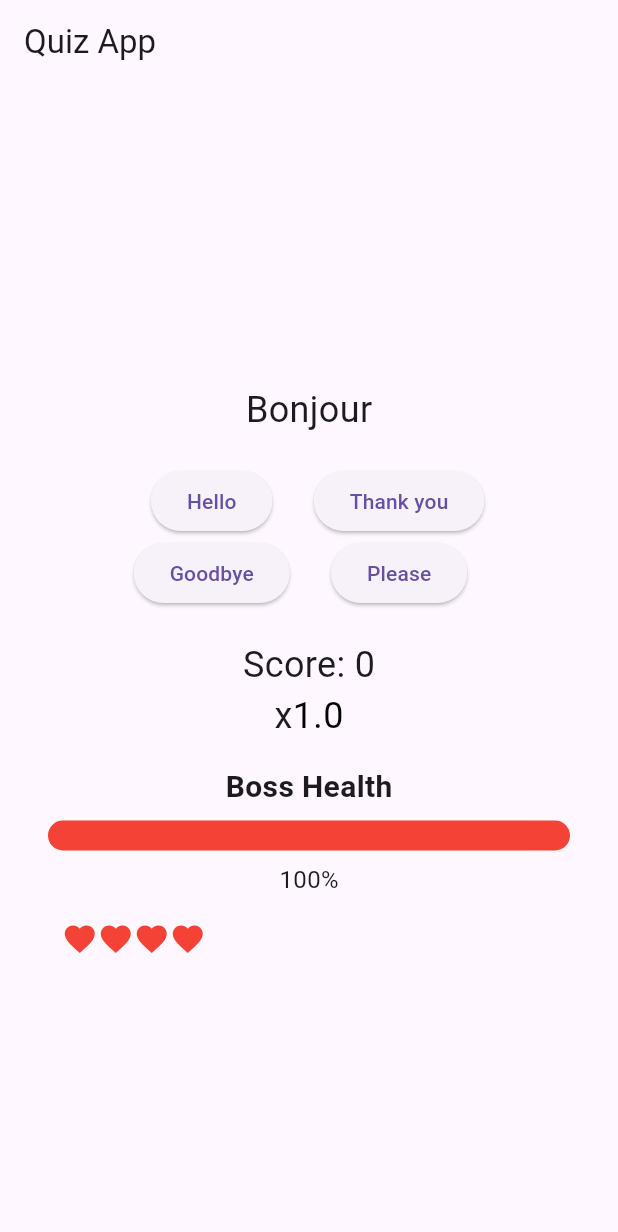
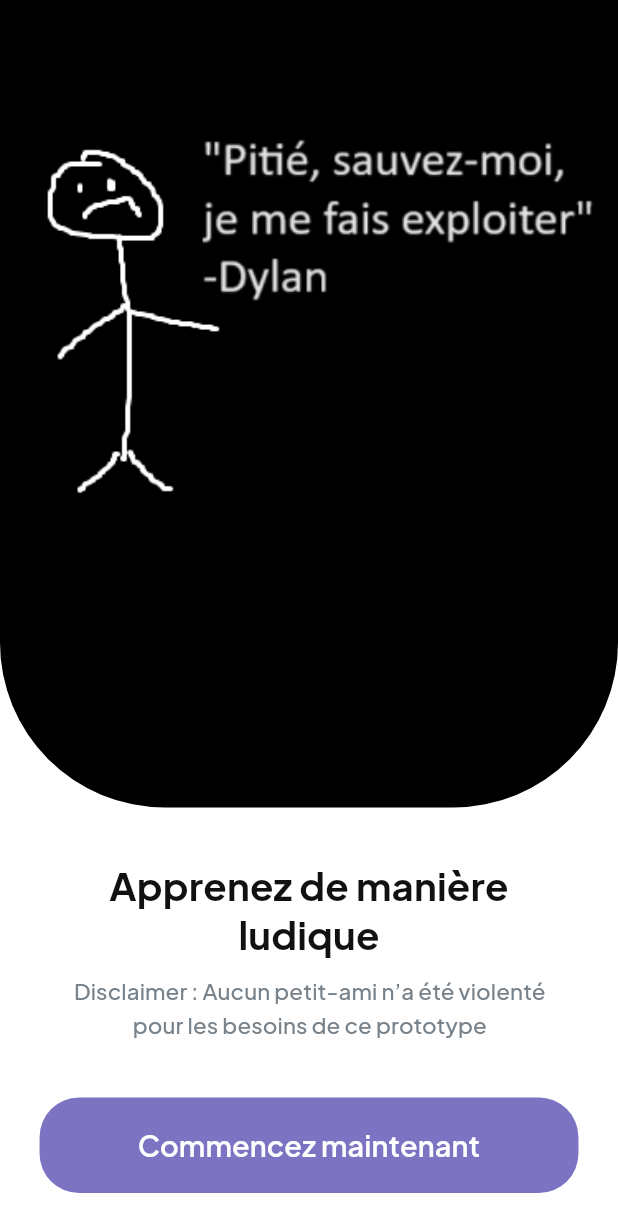
Before and after one commit to Em-N-Emss/FLE-Project-App, a Flutter app: the screen it shows after launch, on a phone screen of 412 x 824 dp. Shown: the top 1232 px of the screen. Run offline on Flutter 3.47's test engine with Material 3 defaults, Android fonts, the light colour scheme and no system bars; our stand-ins replace flutter_svg, google_fonts.

Commit message:
Ajout page + liens

```diff
--- a/lib/main.dart
+++ b/lib/main.dart
@@ -1,6 +1,26 @@
 import 'package:flutter/material.dart';
-import 'french_quizz_app.dart';
+import 'utils/utils.dart';
+import 'utils/home.dart';
 
 void main() {
-  runApp(FrenchQuizApp());
+  runApp(MyApp());
 }
+
+class MyApp extends StatelessWidget {
+	@override
+	Widget build(BuildContext context) {
+	return MaterialApp(
+		title: 'Flutter',
+		debugShowCheckedModeBanner: false,
+    scrollBehavior: MyCustomScrollBehavior(),
+		theme: ThemeData(
+		primarySwatch: Colors.blue,
+		),
+		home: Scaffold(
+		body: SingleChildScrollView(
+			child: Accueil(),
+		),
+		),
+	);
+	}
+}
--- /dev/null
+++ b/lib/utils/home.dart
@@ -0,0 +1,212 @@
+import 'package:flutter/material.dart';
+import 'package:flutter/gestures.dart';
+import 'dart:ui';
+import 'package:google_fonts/google_fonts.dart';
+import 'utils.dart';
+import 'package:fle_project/french_quizz_app.dart';
+
+class Accueil extends StatelessWidget {
+  @override
+  Widget build(BuildContext context) {
+    double baseWidth = 375;
+    double fem = MediaQuery.of(context).size.width / baseWidth;
+    double ffem = fem * 0.97;
+    return Container(
+      width: double.infinity,
+      child: Container(
+        // onboardingHMe (5:79)
+        padding: EdgeInsets.fromLTRB(0 * fem, 0 * fem, 0 * fem, 39 * fem),
+        width: double.infinity,
+        decoration: BoxDecoration(
+          color: Color(0xffffffff),
+        ),
+        child: Column(
+          crossAxisAlignment: CrossAxisAlignment.center,
+          children: [
+            Container(
+              // app1ETE (5:113)
+              margin: EdgeInsets.fromLTRB(0 * fem, 0 * fem, 0 * fem, 32 * fem),
+              width: 381 * fem,
+              height: 490 * fem,
+              child: ClipRRect(
+                borderRadius: BorderRadius.only(
+                  bottomRight: Radius.circular(100 * fem),
+                  bottomLeft: Radius.circular(100 * fem),
+                ),
+                child: Image.asset(
+                  'assets/app.png',
+                  fit: BoxFit.cover,
+                ),
+              ),
+            ),
+            Container(
+              // contenttXn (5:87)
+              margin: EdgeInsets.fromLTRB(24 * fem, 0 * fem, 24 * fem, 0 * fem),
+              width: double.infinity,
+              child: Column(
+                crossAxisAlignment: CrossAxisAlignment.center,
+                children: [
+                  Container(
+                    // group1000003277cig (5:89)
+                    margin: EdgeInsets.fromLTRB(
+                        15 * fem, 0 * fem, 14 * fem, 33 * fem),
+                    width: double.infinity,
+                    child: Column(
+                      crossAxisAlignment: CrossAxisAlignment.center,
+                      children: [
+                        Center(
+                          // apprenezdemanireludiqueX4x (5:90)
+                          child: Container(
+                            margin: EdgeInsets.fromLTRB(
+                                0 * fem, 0 * fem, 1 * fem, 9 * fem),
+                            constraints: BoxConstraints(
+                              maxWidth: 250 * fem,
+                            ),
+                            child: Text(
+                              'Apprenez de manière ludique',
+                              textAlign: TextAlign.center,
+                              style: SafeGoogleFont(
+                                'Plus Jakarta Sans',
+                                fontSize: 24 * ffem,
+                                fontWeight: FontWeight.w700,
+                                height: 1.3333333333 * ffem / fem,
+                                letterSpacing: 0.12 * fem,
+                                color: Color(0xff111111),
+                              ),
+                            ),
+                          ),
+                        ),
+                        Center(
+                          // disclaimeraucunpetitaminatviol (5:91)
+                          child: Container(
+                            constraints: BoxConstraints(
+                              maxWidth: 298 * fem,
+                            ),
+                            child: Text(
+                              'Disclaimer : Aucun petit-ami n’a été violenté pour les besoins de ce prototype',
+                              textAlign: TextAlign.center,
+                              style: SafeGoogleFont(
+                                'Plus Jakarta Sans',
+                                fontSize: 14 * ffem,
+                                fontWeight: FontWeight.w500,
+                                height: 1.5714285714 * ffem / fem,
+                                letterSpacing: 0.07 * fem,
+                                color: Color(0xff78828a),
+                              ),
+                            ),
+                          ),
+                        ),
+                      ],
+                    ),
+                  ),
+                  Container(
+                    // actionKYY (5:92)
+                    width: double.infinity,
+                    child: Column(
+                      crossAxisAlignment: CrossAxisAlignment.center,
+                      children: [
+                        Container(
+                          // labelqWt (I5:94;23:223)
+                          margin: EdgeInsets.fromLTRB(
+                              0 * fem, 0 * fem, 0 * fem, 19 * fem),
+                          child: TextButton(
+                            onPressed: () {
+                               Navigator.push(
+                                  context,
+                                  MaterialPageRoute(builder: (context) => FrenchQuizApp()),
+                                );
+                            },
+                            style: TextButton.styleFrom(
+                              padding: EdgeInsets.zero,
+                            ),
+                            child: Container(
+                              width: double.infinity,
+                              height: 58 * fem,
+                              decoration: BoxDecoration(
+                                color: Color(0xff7c73c3),
+                                borderRadius: BorderRadius.circular(24 * fem),
+                              ),
+                              child: Center(
+                                child: Text(
+                                  'Commencez maintenant',
+                                  style: SafeGoogleFont(
+                                    'Plus Jakarta Sans',
+                                    fontSize: 18 * ffem,
+                                    fontWeight: FontWeight.w600,
+                                    height: 1.4444444444 * ffem / fem,
+                                    letterSpacing: 0.09 * fem,
+                                    color: Color(0xfffefefe),
+                                  ),
+                                ),
+                              ),
+                            ),
+                          ),
+                        ),
+                        Container(
+                          // autogroupqm9wGcC (LvP6UkCxFNdtk3yeRgqm9W)
+                          margin: EdgeInsets.fromLTRB(
+                              54.5 * fem, 0 * fem, 56 * fem, 0 * fem),
+                          width: double.infinity,
+                          child: Row(
+                            crossAxisAlignment: CrossAxisAlignment.center,
+                            children: [
+                              Center(
+                                // pasdecompteymW (5:93)
+                                child: Container(
+                                  margin: EdgeInsets.fromLTRB(
+                                      0 * fem, 0 * fem, 1.5 * fem, 0 * fem),
+                                  child: Text(
+                                    'Pas de compte ? ',
+                                    textAlign: TextAlign.center,
+                                    style: SafeGoogleFont(
+                                      'Plus Jakarta Sans',
+                                      fontSize: 16 * ffem,
+                                      fontWeight: FontWeight.w600,
+                                      height: 1.5 * ffem / fem,
+                                      letterSpacing: 0.08 * fem,
+                                      color: Color(0xff111111),
+                                    ),
+                                  ),
+                                ),
+                              ),
+                              Center(
+                                // tantpisbgH1W (8:120)
+                                child: TextButton(
+                                  onPressed: () {
+                                   Navigator.push(
+                                      context,
+                                      MaterialPageRoute(builder: (context) => FrenchQuizApp()),
+                                    );
+                                  },
+                                  style: TextButton.styleFrom(
+                                    padding: EdgeInsets.zero,
+                                  ),
+                                  child: Text(
+                                    'Tant pis bg',
+                                    textAlign: TextAlign.center,
+                                    style: SafeGoogleFont(
+                                      'Plus Jakarta Sans',
+                                      fontSize: 16 * ffem,
+                                      fontWeight: FontWeight.w600,
+                                      height: 1.5 * ffem / fem,
+                                      letterSpacing: 0.08 * fem,
+                                      color: Color(0xff009b8d),
+                                    ),
+                                  ),
+                                ),
+                              ),
+                            ],
+                          ),
+                        ),
+                      ],
+                    ),
+                  ),
+                ],
+              ),
+            ),
+          ],
+        ),
+      ),
+    );
+  }
+}
--- /dev/null
+++ b/lib/utils/utils.dart
@@ -0,0 +1,82 @@
+import 'package:flutter/material.dart';
+import 'dart:ui';
+import 'package:google_fonts/google_fonts.dart';
+
+class MyCustomScrollBehavior extends MaterialScrollBehavior {
+  @override
+  Set<PointerDeviceKind> get dragDevices => {
+        PointerDeviceKind.touch,
+        PointerDeviceKind.mouse,
+      };
+}
+
+TextStyle SafeGoogleFont(
+  String fontFamily, {
+  TextStyle? textStyle,
+  Color? color,
+  Color? backgroundColor,
+  double? fontSize,
+  FontWeight? fontWeight,
+  FontStyle? fontStyle,
+  double? letterSpacing,
+  double? wordSpacing,
+  TextBaseline? textBaseline,
+  double? height,
+  Locale? locale,
+  Paint? foreground,
+  Paint? background,
+  List<Shadow>? shadows,
+  List<FontFeature>? fontFeatures,
+  TextDecoration? decoration,
+  Color? decorationColor,
+  TextDecorationStyle? decorationStyle,
+  double? decorationThickness,
+}) {
+  try {
+    return GoogleFonts.getFont(
+      fontFamily,
+      textStyle: textStyle,
+      color: color,
+      backgroundColor: backgroundColor,
+      fontSize: fontSize,
+      fontWeight: fontWeight,
+      fontStyle: fontStyle,
+      letterSpacing: letterSpacing,
+      wordSpacing: wordSpacing,
+      textBaseline: textBaseline,
+      height: height,
+      locale: locale,
+      foreground: foreground,
+      background: background,
+      shadows: shadows,
+      fontFeatures: fontFeatures,
+      decoration: decoration,
+      decorationColor: decorationColor,
+      decorationStyle: decorationStyle,
+      decorationThickness: decorationThickness,
+    );
+  } catch (ex) {
+    return GoogleFonts.getFont(
+      "Source Sans Pro",
+      textStyle: textStyle,
+      color: color,
+      backgroundColor: backgroundColor,
+      fontSize: fontSize,
+      fontWeight: fontWeight,
+      fontStyle: fontStyle,
+      letterSpacing: letterSpacing,
+      wordSpacing: wordSpacing,
+      textBaseline: textBaseline,
+      height: height,
+      locale: locale,
+      foreground: foreground,
+      background: background,
+      shadows: shadows,
+      fontFeatures: fontFeatures,
+      decoration: decoration,
+      decorationColor: decorationColor,
+      decorationStyle: decorationStyle,
+      decorationThickness: decorationThickness,
+    );
+  }
+}
--- a/pubspec.yaml
+++ b/pubspec.yaml
@@ -41,6 +41,9 @@ dependencies:
   # Add animation
   flutter_sequence_animation: ^4.0.0
 
+  # Add font
+  google_fonts: ^6.1.0
+
 
   # The following adds the Cupertino Icons font to your application.
   # Use with the CupertinoIcons class for iOS style icons.
@@ -75,6 +78,7 @@ flutter:
   assets:
     - assets/broken_heart_SVG.svg
     - assets/half-heart.svg
+    - assets/app.png
   # An image asset can refer to one or more resolution-specific "variants", see
   # https://flutter.dev/assets-and-images/#resolution-aware
 
```
Also changed, not shown: assets/app.png (added), pubspec.lock, 1 other file.
